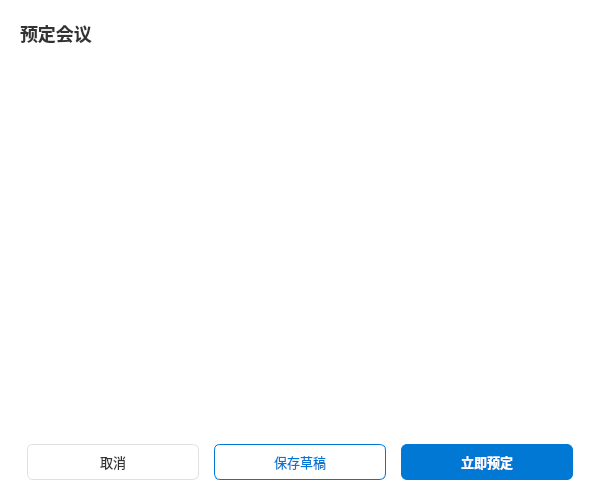
Above: ui/bookmeeting.ui from zhangdalin/MeetEx before the change. Below: the same form after it.
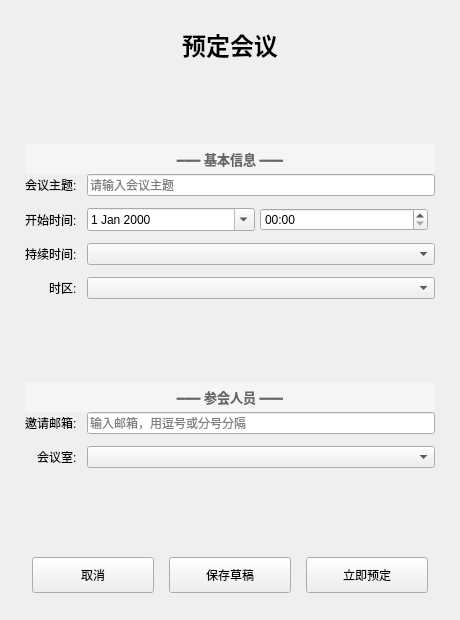
That is the form after the change.

Commit message:
fix(bookmeeting): 修复编译错误，添加缺失的函数声明和实现
- 在头文件中添加 setupCollapsibleSections() 和 loadOptions() 声明
- 添加 updateSectionSummaries() 的空实现修复链接错误

Diff of the .ui file:
```diff
--- a/ui/bookmeeting.ui
+++ b/ui/bookmeeting.ui
@@ -6,93 +6,298 @@
    <rect>
     <x>0</x>
     <y>0</y>
-    <width>600</width>
-    <height>500</height>
+    <width>460</width>
+    <height>620</height>
    </rect>
   </property>
   <property name="minimumSize">
    <size>
-    <width>500</width>
-    <height>400</height>
+    <width>420</width>
+    <height>580</height>
    </size>
   </property>
   <property name="windowTitle">
    <string>预定会议</string>
   </property>
-  <property name="styleSheet">
-   <string notr="true">QWidget {
-    background-color: #ffffff;
-}
-QLineEdit, QComboBox, QDateEdit, QTimeEdit, QTextEdit {
-    border: 1px solid #e0e0e0;
-    border-radius: 4px;
-    padding: 6px 10px;
-    font-size: 13px;
-    background-color: #ffffff;
-}
-QLineEdit:focus, QComboBox:focus, QTextEdit:focus, QDateEdit:focus, QTimeEdit:focus {
-    border-color: #0078d4;
-}
-QLabel {
-    color: #333333;
-    font-size: 13px;
-}</string>
-  </property>
   <layout class="QVBoxLayout" name="mainLayout">
    <property name="spacing">
-    <number>15</number>
+    <number>0</number>
    </property>
    <property name="leftMargin">
-    <number>20</number>
+    <number>25</number>
    </property>
    <property name="topMargin">
     <number>20</number>
    </property>
    <property name="rightMargin">
-    <number>20</number>
+    <number>25</number>
    </property>
    <property name="bottomMargin">
     <number>20</number>
    </property>
+   <item>
+    <spacer name="topSpacer">
+     <property name="orientation">
+      <enum>Qt::Vertical</enum>
+     </property>
+    </spacer>
+   </item>
    <item>
     <widget class="QLabel" name="titleLabel">
-     <property name="styleSheet">
-      <string notr="true">font-size: 18px; font-weight: bold; color: #333333;</string>
+     <property name="font">
+      <font>
+       <pointsize>18</pointsize>
+       <bold>true</bold>
+      </font>
      </property>
      <property name="text">
       <string>预定会议</string>
      </property>
+     <property name="alignment">
+      <set>Qt::AlignCenter</set>
+     </property>
     </widget>
    </item>
    <item>
-    <widget class="QScrollArea" name="scrollArea">
-     <property name="widgetResizable">
-      <bool>true</bool>
+    <spacer name="afterTitleSpacer">
+     <property name="orientation">
+      <enum>Qt::Vertical</enum>
      </property>
-     <property name="frameShape">
-      <enum>QFrame::NoFrame</enum>
+     <property name="sizeHint" stdset="0">
+      <size>
+       <width>20</width>
+       <height>20</height>
+      </size>
      </property>
-     <widget class="QWidget" name="scrollContent">
-      <layout class="QVBoxLayout" name="scrollLayout">
+    </spacer>
+   </item>
+   <item>
+    <widget class="QLabel" name="basicGroupLabel">
+     <property name="font">
+      <font>
+       <pointsize>10</pointsize>
+       <bold>true</bold>
+      </font>
+     </property>
+     <property name="styleSheet">
+      <string notr="true">QLabel {
+    background-color: #f5f5f5;
+    color: #666666;
+    padding: 5px 15px;
+    border-radius: 3px;
+}</string>
+     </property>
+     <property name="text">
+      <string>━━━ 基本信息 ━━━</string>
+     </property>
+     <property name="alignment">
+      <set>Qt::AlignCenter</set>
+     </property>
+    </widget>
+   </item>
+   <item>
+    <layout class="QFormLayout" name="basicFormLayout">
+     <property name="labelAlignment">
+      <set>Qt::AlignRight|Qt::AlignVCenter</set>
+     </property>
+     <property name="formAlignment">
+      <set>Qt::AlignLeading|Qt::AlignTop</set>
+     </property>
+     <property name="horizontalSpacing">
+      <number>10</number>
+     </property>
+     <property name="verticalSpacing">
+      <number>12</number>
+     </property>
+     <item row="0" column="0">
+      <widget class="QLabel" name="topicLabel">
+       <property name="text">
+        <string>会议主题:</string>
+       </property>
+      </widget>
+     </item>
+     <item row="0" column="1">
+      <widget class="QLineEdit" name="topicEdit">
+       <property name="placeholderText">
+        <string>请输入会议主题</string>
+       </property>
+      </widget>
+     </item>
+     <item row="1" column="0">
+      <widget class="QLabel" name="startTimeLabel">
+       <property name="text">
+        <string>开始时间:</string>
+       </property>
+      </widget>
+     </item>
+     <item row="1" column="1">
+      <layout class="QHBoxLayout" name="startTimeLayout">
        <property name="spacing">
-        <number>15</number>
+        <number>5</number>
        </property>
-       <property name="leftMargin">
-        <number>0</number>
-       </property>
-       <property name="topMargin">
-        <number>0</number>
-       </property>
-       <property name="rightMargin">
-        <number>0</number>
-       </property>
-       <property name="bottomMargin">
-        <number>0</number>
-       </property>
+       <item>
+        <widget class="QDateEdit" name="dateEdit">
+         <property name="calendarPopup">
+          <bool>true</bool>
+         </property>
+        </widget>
+       </item>
+       <item>
+        <widget class="QTimeEdit" name="timeEdit">
+         <property name="displayFormat">
+          <string>HH:mm</string>
+         </property>
+        </widget>
+       </item>
+       <item>
+        <spacer name="timeSpacer">
+         <property name="orientation">
+          <enum>Qt::Horizontal</enum>
+         </property>
+        </spacer>
+       </item>
       </layout>
-     </widget>
+     </item>
+     <item row="2" column="0">
+      <widget class="QLabel" name="durationLabel">
+       <property name="text">
+        <string>持续时间:</string>
+       </property>
+      </widget>
+     </item>
+     <item row="2" column="1">
+      <widget class="QComboBox" name="durationCombo"/>
+     </item>
+     <item row="3" column="0">
+      <widget class="QLabel" name="timezoneLabel">
+       <property name="text">
+        <string>时区:</string>
+       </property>
+      </widget>
+     </item>
+     <item row="3" column="1">
+      <widget class="QComboBox" name="timezoneCombo"/>
+     </item>
+    </layout>
+   </item>
+   <item>
+    <spacer name="afterBasicSpacer">
+     <property name="orientation">
+      <enum>Qt::Vertical</enum>
+     </property>
+     <property name="sizeHint" stdset="0">
+      <size>
+       <width>20</width>
+       <height>15</height>
+      </size>
+     </property>
+    </spacer>
+   </item>
+   <item>
+    <widget class="QLabel" name="attendeesGroupLabel">
+     <property name="font">
+      <font>
+       <pointsize>10</pointsize>
+       <bold>true</bold>
+      </font>
+     </property>
+     <property name="styleSheet">
+      <string notr="true">QLabel {
+    background-color: #f5f5f5;
+    color: #666666;
+    padding: 5px 15px;
+    border-radius: 3px;
+}</string>
+     </property>
+     <property name="text">
+      <string>━━━ 参会人员 ━━━</string>
+     </property>
+     <property name="alignment">
+      <set>Qt::AlignCenter</set>
+     </property>
     </widget>
    </item>
+   <item>
+    <layout class="QFormLayout" name="attendeesFormLayout">
+     <property name="labelAlignment">
+      <set>Qt::AlignRight|Qt::AlignVCenter</set>
+     </property>
+     <property name="formAlignment">
+      <set>Qt::AlignLeading|Qt::AlignTop</set>
+     </property>
+     <property name="horizontalSpacing">
+      <number>10</number>
+     </property>
+     <property name="verticalSpacing">
+      <number>12</number>
+     </property>
+     <item row="0" column="0">
+      <widget class="QLabel" name="emailsLabel">
+       <property name="text">
+        <string>邀请邮箱:</string>
+       </property>
+      </widget>
+     </item>
+     <item row="0" column="1">
+      <widget class="QLineEdit" name="emailsEdit">
+       <property name="placeholderText">
+        <string>输入邮箱，用逗号或分号分隔</string>
+       </property>
+      </widget>
+     </item>
+     <item row="1" column="0">
+      <widget class="QLabel" name="roomLabel">
+       <property name="text">
+        <string>会议室:</string>
+       </property>
+      </widget>
+     </item>
+     <item row="1" column="1">
+      <widget class="QComboBox" name="roomCombo"/>
+     </item>
+    </layout>
+   </item>
+   <item>
+    <spacer name="afterAttendeesSpacer">
+     <property name="orientation">
+      <enum>Qt::Vertical</enum>
+     </property>
+     <property name="sizeHint" stdset="0">
+      <size>
+       <width>20</width>
+       <height>15</height>
+      </size>
+     </property>
+    </spacer>
+   </item>
+   <item>
+    <widget class="QWidget" name="collapsibleContainer" native="true">
+     <layout class="QVBoxLayout" name="collapsibleLayout">
+      <property name="spacing">
+       <number>10</number>
+      </property>
+      <property name="leftMargin">
+       <number>0</number>
+      </property>
+      <property name="topMargin">
+       <number>0</number>
+      </property>
+      <property name="rightMargin">
+       <number>0</number>
+      </property>
+      <property name="bottomMargin">
+       <number>0</number>
+      </property>
+     </layout>
+    </widget>
+   </item>
+   <item>
+    <spacer name="middleSpacer">
+     <property name="orientation">
+      <enum>Qt::Vertical</enum>
+     </property>
+    </spacer>
+   </item>
    <item>
     <layout class="QHBoxLayout" name="buttonLayout">
      <property name="spacing">
@@ -113,19 +318,6 @@
          <height>36</height>
         </size>
        </property>
-       <property name="styleSheet">
-        <string notr="true">QPushButton {
-    background-color: #ffffff;
-    border: 1px solid #e0e0e0;
-    border-radius: 6px;
-    padding: 8px 20px;
-    color: #333333;
-    font-size: 13px;
-}
-QPushButton:hover {
-    background-color: #f5f5f5;
-}</string>
-       </property>
        <property name="text">
         <string>取消</string>
        </property>
@@ -139,19 +331,6 @@
          <height>36</height>
         </size>
        </property>
-       <property name="styleSheet">
-        <string notr="true">QPushButton {
-    background-color: #ffffff;
-    border: 1px solid #0078d4;
-    border-radius: 6px;
-    padding: 8px 20px;
-    color: #0078d4;
-    font-size: 13px;
-}
-QPushButton:hover {
-    background-color: #f0f7ff;
-}</string>
-       </property>
        <property name="text">
         <string>保存草稿</string>
        </property>
@@ -165,20 +344,6 @@
          <height>36</height>
         </size>
        </property>
-       <property name="styleSheet">
-        <string notr="true">QPushButton {
-    background-color: #0078d4;
-    border: none;
-    border-radius: 6px;
-    padding: 8px 20px;
-    color: white;
-    font-size: 13px;
-    font-weight: bold;
-}
-QPushButton:hover {
-    background-color: #006cbd;
-}</string>
-       </property>
        <property name="text">
         <string>立即预定</string>
        </property>
@@ -193,6 +358,13 @@
      </item>
     </layout>
    </item>
+   <item>
+    <spacer name="bottomSpacer">
+     <property name="orientation">
+      <enum>Qt::Vertical</enum>
+     </property>
+    </spacer>
+   </item>
   </layout>
  </widget>
  <resources/>
```
Left out of the diff: 9 changed lines with no effect on the pictures. The commit also changes 4 other files.
